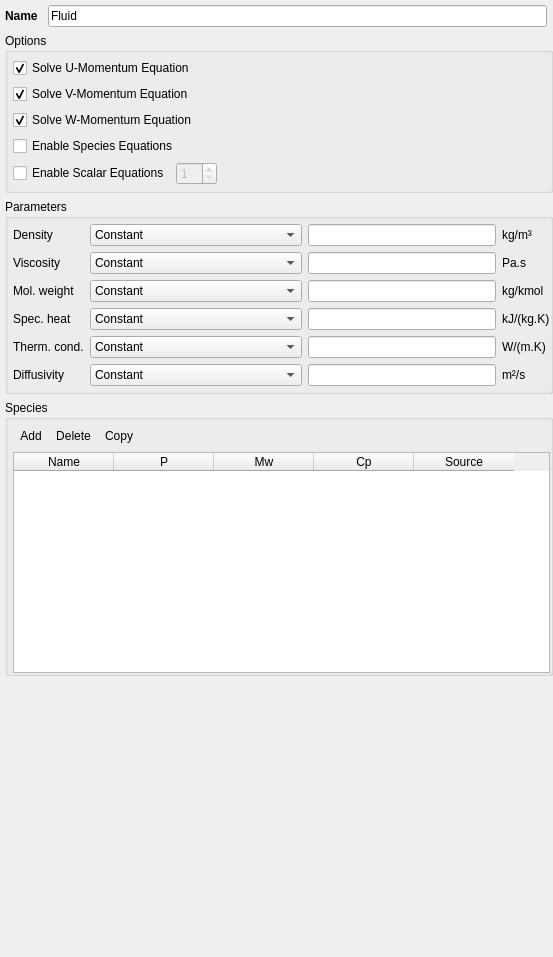
The window that gui/uifiles/fluid.ui (truongd8593/mfix) describes before a commit, drawn with Qt 5.
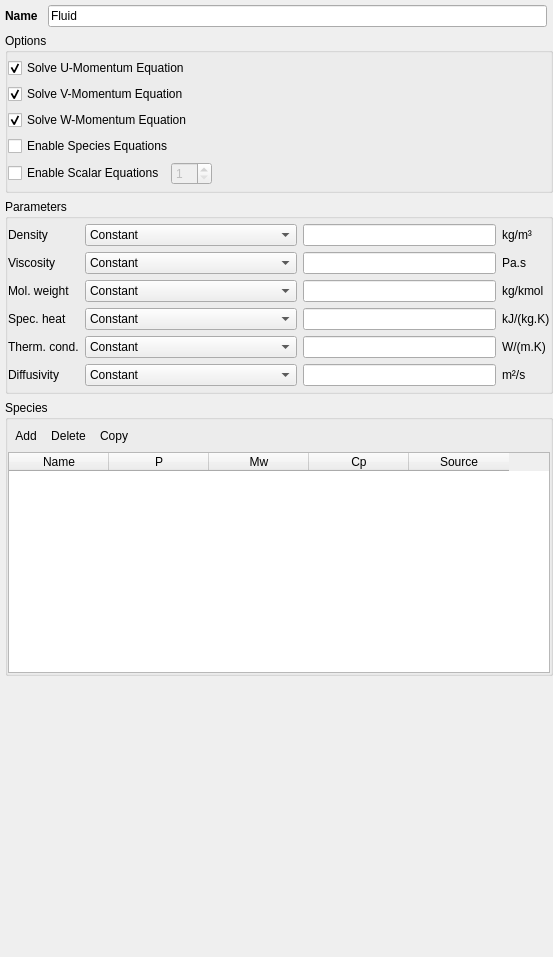
The same window after the commit. Custom widgets are drawn as their Qt base class.

```diff
--- a/gui/uifiles/fluid.ui
+++ b/gui/uifiles/fluid.ui
@@ -45,7 +45,7 @@
      </property>
      <layout class="QGridLayout" name="gridLayout">
       <property name="leftMargin">
-       <number>5</number>
+       <number>0</number>
       </property>
       <property name="topMargin">
        <number>5</number>
@@ -146,7 +146,7 @@
      </property>
      <layout class="QGridLayout" name="gridLayout_4">
       <property name="leftMargin">
-       <number>5</number>
+       <number>0</number>
       </property>
       <property name="topMargin">
        <number>5</number>
@@ -405,7 +405,7 @@
      </property>
      <layout class="QGridLayout" name="gridLayout_5">
       <property name="leftMargin">
-       <number>5</number>
+       <number>0</number>
       </property>
       <property name="topMargin">
        <number>5</number>
```
Left out of the diff: 2 changed lines with no effect on the pictures.
